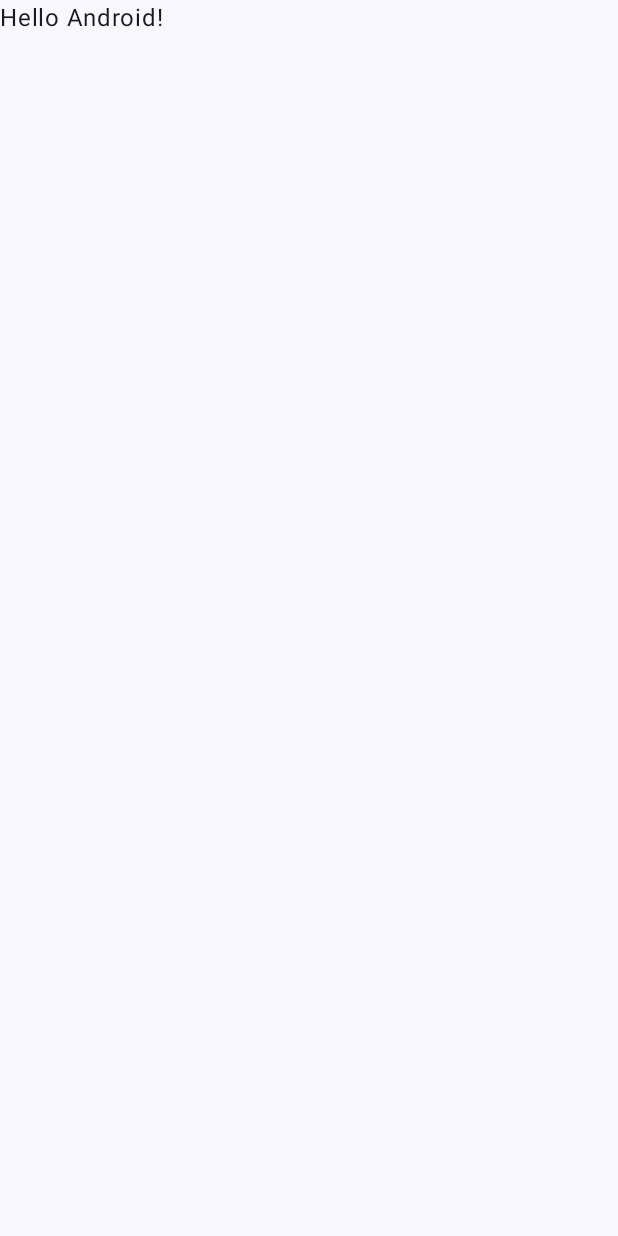
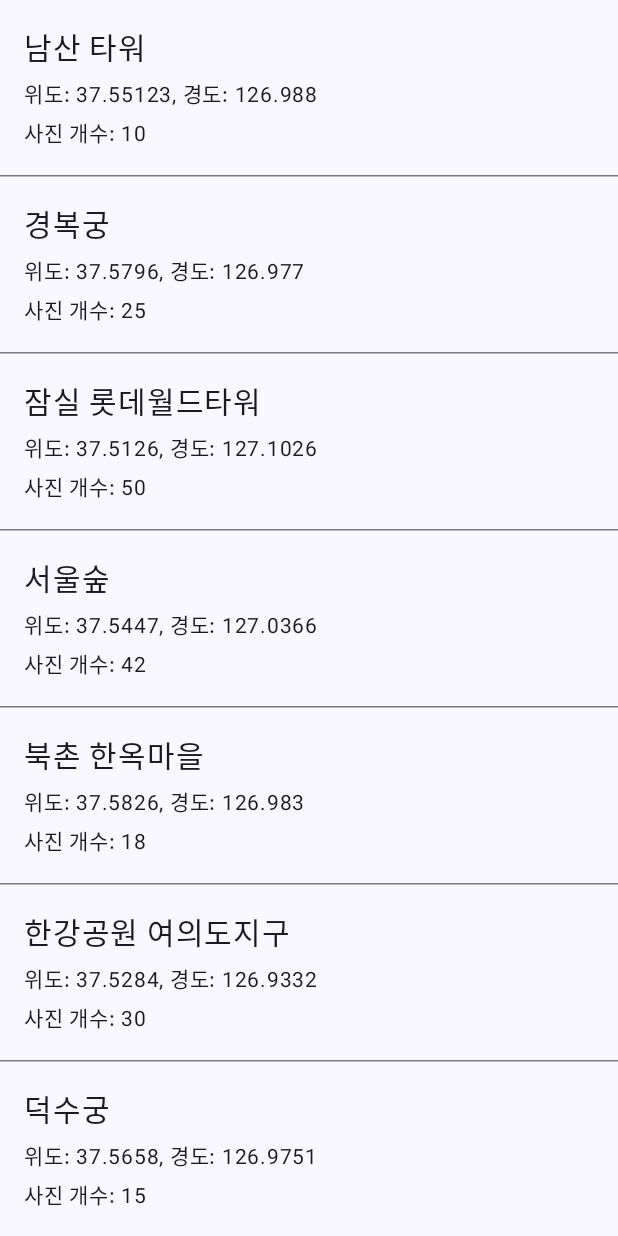
Before and after one commit to Merrychristmasyo/ShutterUp, an Android app built with Jetpack Compose: the screen it shows after launch (MainActivity), on a phone screen of 412 x 824 dp. Before the commit the screen is almost empty. Run offline under Robolectric (Android 15) with nearby library versions, the phone set to English and light mode, and no system bars; our stand-ins replace Dagger/Hilt's generated code, livedata-compose.

Commit message:
사진 촬영 장소 리스트 페이지 구현

```diff
--- a/app/src/main/AndroidManifest.xml
+++ b/app/src/main/AndroidManifest.xml
@@ -3,6 +3,7 @@
     xmlns:tools="http://schemas.android.com/tools">
 
     <application
+        android:name=".MainApplication"
         android:allowBackup="true"
         android:dataExtractionRules="@xml/data_extraction_rules"
         android:fullBackupContent="@xml/backup_rules"
--- a/app/src/main/java/com/example/shutterup/MainActivity.kt
+++ b/app/src/main/java/com/example/shutterup/MainActivity.kt
@@ -3,45 +3,32 @@ package com.example.shutterup
 import android.os.Bundle
 import androidx.activity.ComponentActivity
 import androidx.activity.compose.setContent
-import androidx.activity.enableEdgeToEdge
 import androidx.compose.foundation.layout.fillMaxSize
-import androidx.compose.foundation.layout.padding
-import androidx.compose.material3.Scaffold
-import androidx.compose.material3.Text
-import androidx.compose.runtime.Composable
+import androidx.compose.material3.MaterialTheme
+import androidx.compose.material3.Surface
 import androidx.compose.ui.Modifier
-import androidx.compose.ui.tooling.preview.Preview
+import dagger.hilt.android.AndroidEntryPoint
+
 import com.example.shutterup.ui.theme.ShutterUpTheme
 
+import com.example.shutterup.view.PhotoSpotListView
+
+
+@AndroidEntryPoint
 class MainActivity : ComponentActivity() {
+
     override fun onCreate(savedInstanceState: Bundle?) {
         super.onCreate(savedInstanceState)
-        enableEdgeToEdge()
+
         setContent {
             ShutterUpTheme {
-                Scaffold(modifier = Modifier.fillMaxSize()) { innerPadding ->
-                    Greeting(
-                        name = "Android",
-                        modifier = Modifier.padding(innerPadding)
-                    )
+                Surface(
+                    modifier = Modifier.fillMaxSize(),
+                    color = MaterialTheme.colorScheme.background
+                ) {
+                    PhotoSpotListView()
                 }
             }
         }
     }
 }
-
-@Composable
-fun Greeting(name: String, modifier: Modifier = Modifier) {
-    Text(
-        text = "Hello $name!",
-        modifier = modifier
-    )
-}
-
-@Preview(showBackground = true)
-@Composable
-fun GreetingPreview() {
-    ShutterUpTheme {
-        Greeting("Android")
-    }
-}
--- /dev/null
+++ b/app/src/main/java/com/example/shutterup/MainApplication.kt
@@ -0,0 +1,11 @@
+package com.example.shutterup
+
+import android.app.Application
+import dagger.hilt.android.HiltAndroidApp
+
+@HiltAndroidApp
+class MainApplication: Application() {
+    override fun onCreate() {
+        super.onCreate()
+    }
+}
--- /dev/null
+++ b/app/src/main/java/com/example/shutterup/model/PhotoSpot.kt
@@ -0,0 +1,10 @@
+package com.example.shutterup.model
+
+
+data class PhotoSpot(
+    val id: String,
+    val name: String,
+    val latitude: Double,
+    val longitude: Double,
+    val photoCount: Int
+)
--- /dev/null
+++ b/app/src/main/java/com/example/shutterup/repository/PhotoSpotRepository.kt
@@ -0,0 +1,31 @@
+package com.example.shutterup.repository
+import com.example.shutterup.model.PhotoSpot
+import kotlinx.coroutines.delay
+import javax.inject.Inject
+import javax.inject.Singleton
+
+@Singleton
+class PhotoSpotRepository @Inject constructor() {
+    private val mockPhotoSpots = listOf(
+        PhotoSpot("spot_001", "남산 타워", 37.55123, 126.98800, 10),
+        PhotoSpot("spot_002", "경복궁", 37.5796, 126.9770, 25),
+        PhotoSpot("spot_003", "잠실 롯데월드타워", 37.5126, 127.1026, 50),
+        PhotoSpot("spot_004", "서울숲", 37.5447, 127.0366, 42),
+        PhotoSpot("spot_005", "북촌 한옥마을", 37.5826, 126.9830, 18),
+        PhotoSpot("spot_006", "한강공원 여의도지구", 37.5284, 126.9332, 30),
+        PhotoSpot("spot_007", "덕수궁", 37.5658, 126.9751, 15),
+        PhotoSpot("spot_008", "명동", 37.5610, 126.9860, 22),
+        PhotoSpot("spot_009", "광화문 광장", 37.5759, 126.9768, 8),
+        PhotoSpot("spot_010", "이태원", 37.5342, 126.9930, 35)
+    )
+
+    suspend fun getPhotoSpotList(): List<PhotoSpot> {
+        delay(1000)
+        return mockPhotoSpots
+    }
+
+    suspend fun getPhotoSpotById(id: String): PhotoSpot? {
+        delay(1000)
+        return mockPhotoSpots.find { it.id == id }
+    }
+}
--- a/app/src/main/java/com/example/shutterup/ui/theme/Theme.kt
+++ b/app/src/main/java/com/example/shutterup/ui/theme/Theme.kt
@@ -9,7 +9,10 @@ import androidx.compose.material3.dynamicDarkColorScheme
 import androidx.compose.material3.dynamicLightColorScheme
 import androidx.compose.material3.lightColorScheme
 import androidx.compose.runtime.Composable
+import androidx.compose.runtime.SideEffect
 import androidx.compose.ui.platform.LocalContext
+import androidx.compose.ui.platform.LocalView
+import androidx.core.view.WindowCompat
 
 private val DarkColorScheme = darkColorScheme(
     primary = Purple80,
@@ -49,6 +52,13 @@ fun ShutterUpTheme(
         darkTheme -> DarkColorScheme
         else -> LightColorScheme
     }
+    val view = LocalView.current
+    if (!view.isInEditMode) {
+        SideEffect {
+            val window = (view.context as Activity).window
+            WindowCompat.getInsetsController(window, view).isAppearanceLightStatusBars = darkTheme
+        }
+    }
 
     MaterialTheme(
         colorScheme = colorScheme,
--- /dev/null
+++ b/app/src/main/java/com/example/shutterup/view/PhotoSpotListView.kt
@@ -0,0 +1,89 @@
+package com.example.shutterup.view
+
+import androidx.compose.foundation.layout.Box
+import androidx.compose.foundation.layout.fillMaxSize
+import androidx.compose.foundation.layout.padding
+import androidx.compose.foundation.lazy.LazyColumn
+import androidx.compose.foundation.lazy.items
+import androidx.compose.material3.CircularProgressIndicator
+import androidx.compose.material3.Text
+import androidx.compose.runtime.Composable
+import androidx.compose.runtime.getValue
+import androidx.compose.runtime.livedata.observeAsState
+import androidx.compose.ui.Alignment
+import androidx.compose.ui.Modifier
+import androidx.compose.ui.unit.dp
+import androidx.compose.ui.unit.sp
+import com.example.shutterup.model.PhotoSpot
+import com.example.shutterup.viewmodel.PhotoSpotListViewModel
+import androidx.lifecycle.viewmodel.compose.viewModel
+import androidx.compose.foundation.clickable
+import androidx.compose.foundation.layout.Column
+import androidx.compose.foundation.layout.fillMaxWidth
+import androidx.compose.material3.HorizontalDivider
+import androidx.compose.foundation.layout.Spacer
+import androidx.compose.foundation.layout.height
+import java.util.Collections.emptyList
+
+
+@Composable
+fun PhotoSpotListView(
+    viewModel: PhotoSpotListViewModel = viewModel()
+) {
+    val photoSpots by viewModel.photoSpots.observeAsState(initial = emptyList())
+    val isLoading by viewModel.isLoading.observeAsState(initial = false)
+    val errorMessage by viewModel.errorMessage.observeAsState(initial = null)
+
+    Box(
+        modifier = Modifier.fillMaxSize(),
+        contentAlignment = Alignment.Center
+    ) {
+        when {
+            isLoading -> {
+                CircularProgressIndicator()
+                Text("포토스팟 로딩 중...", modifier = Modifier.padding(top = 16.dp))
+            }
+            errorMessage != null -> {
+                Text(
+                    text = "오류: $errorMessage",
+                    color = androidx.compose.ui.graphics.Color.Red,
+                    fontSize = 18.sp,
+                    modifier = Modifier.padding(16.dp)
+                )
+            }
+            photoSpots.isEmpty() -> {
+                Text(
+                    text = "포토스팟이 없습니다.",
+                    fontSize = 18.sp,
+                    modifier = Modifier.padding(16.dp)
+                )
+            }
+            else -> {
+                LazyColumn(modifier = Modifier.fillMaxSize()) {
+                    items(items = photoSpots, key = { it.id }) { photoSpot ->
+                        PhotoSpotListItem(photoSpot = photoSpot) { clickedSpot ->
+                            viewModel.onPhotoSpotClicked(clickedSpot)
+                        }
+                        HorizontalDivider()
+                    }
+                }
+            }
+        }
+    }
+}
+
+@Composable
+fun PhotoSpotListItem(photoSpot: PhotoSpot, onClick: (PhotoSpot) -> Unit) {
+    Column(
+        modifier = Modifier
+            .fillMaxWidth()
+            .clickable { onClick(photoSpot) }
+            .padding(16.dp)
+    ) {
+        Text(text = photoSpot.name, fontSize = 20.sp)
+        Spacer(modifier = Modifier.height(4.dp)) // 간격 추가
+        Text(text = "위도: ${photoSpot.latitude}, 경도: ${photoSpot.longitude}", fontSize = 14.sp)
+        Spacer(modifier = Modifier.height(2.dp)) // 간격 추가
+        Text(text = "사진 개수: ${photoSpot.photoCount}", fontSize = 14.sp) // <-- PhotoSpot 모델 확인/수정
+    }
+}
--- /dev/null
+++ b/app/src/main/java/com/example/shutterup/viewmodel/PhotoSpotListViewModel.kt
@@ -0,0 +1,57 @@
+package com.example.shutterup.viewmodel
+
+import androidx.lifecycle.LiveData
+import androidx.lifecycle.MutableLiveData
+import androidx.lifecycle.ViewModel
+import androidx.lifecycle.viewModelScope
+import com.example.shutterup.model.PhotoSpot
+import com.example.shutterup.repository.PhotoSpotRepository
+import dagger.hilt.android.lifecycle.HiltViewModel
+import kotlinx.coroutines.launch
+import javax.inject.Inject
+
+@HiltViewModel
+class PhotoSpotListViewModel @Inject constructor(
+    private val photoSpotRepository: PhotoSpotRepository
+): ViewModel() {
+    private val _photoSpots = MutableLiveData<List<PhotoSpot>>()
+    val photoSpots: LiveData<List<PhotoSpot>> = _photoSpots
+
+    private val _isLoading = MutableLiveData<Boolean>(false)
+    val isLoading: LiveData<Boolean> = _isLoading
+
+    private val _errorMessage = MutableLiveData<String?>(null)
+    val errorMessage: LiveData<String?> = _errorMessage
+
+    init {
+        loadPhotoSpots()
+    }
+
+    fun loadPhotoSpots() {
+        _isLoading.value = true
+        _errorMessage.value = null
+
+        viewModelScope.launch {
+            try {
+                val fetchedPhotoSpots = photoSpotRepository.getPhotoSpotList()
+                _photoSpots.value = fetchedPhotoSpots
+
+            } catch (e: Exception) {
+                _errorMessage.value = "Failed to load photo spots : ${e.message}"
+                _photoSpots.value = emptyList()
+            } finally {
+                _isLoading.value = false
+            }
+        }
+    }
+
+    fun onPhotoSpotClicked(photoSpot: PhotoSpot) {
+        // TODO : 상세 페이지로 이동
+        println("Clicked on photo spot: ${photoSpot.name}")
+    }
+
+    override fun onCleared() {
+        super.onCleared()
+        println("PhotoSpotListViewModel cleared")
+    }
+}
```
Also changed, not shown: app/build.gradle.kts (+29 -0 lines), gradle/libs.versions.toml (+24 -1 lines), gradle/wrapper/gradle-wrapper.properties, 1 other file.
